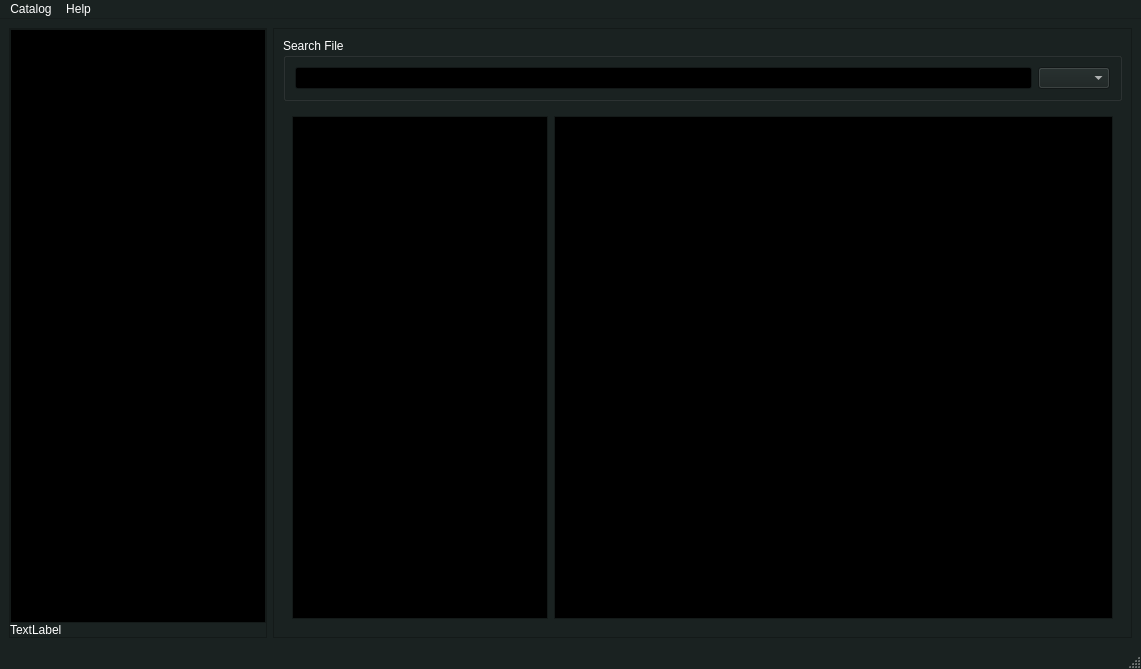
Qt form mainwindow.ui (sinanislekdemir/poorman) before a commit.
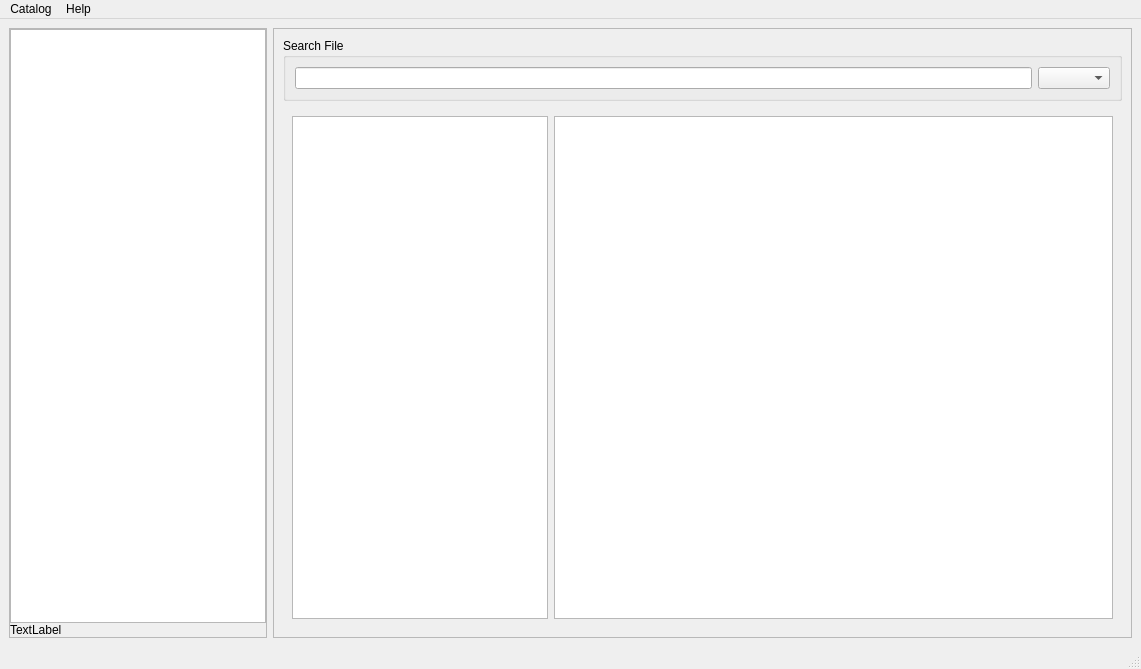
The same form after that commit.

Commit message: Fix DEB package

```diff
--- a/mainwindow.ui
+++ b/mainwindow.ui
@@ -10,448 +10,6 @@
     <height>669</height>
    </rect>
   </property>
-  <property name="palette">
-   <palette>
-    <active>
-     <colorrole role="WindowText">
-      <brush brushstyle="SolidPattern">
-       <color alpha="255">
-        <red>255</red>
-        <green>255</green>
-        <blue>255</blue>
-       </color>
-      </brush>
-     </colorrole>
-     <colorrole role="Button">
-      <brush brushstyle="SolidPattern">
-       <color alpha="255">
-        <red>26</red>
-        <green>34</green>
-        <blue>33</blue>
-       </color>
-      </brush>
-     </colorrole>
-     <colorrole role="Light">
-      <brush brushstyle="SolidPattern">
-       <color alpha="255">
-        <red>40</red>
-        <green>51</green>
-        <blue>50</blue>
-       </color>
-      </brush>
-     </colorrole>
-     <colorrole role="Midlight">
-      <brush brushstyle="SolidPattern">
-       <color alpha="255">
-        <red>33</red>
-        <green>42</green>
-        <blue>41</blue>
-       </color>
-      </brush>
-     </colorrole>
-     <colorrole role="Dark">
-      <brush brushstyle="SolidPattern">
-       <color alpha="255">
-        <red>13</red>
-        <green>17</green>
-        <blue>17</blue>
-       </color>
-      </brush>
-     </colorrole>
-     <colorrole role="Mid">
-      <brush brushstyle="SolidPattern">
-       <color alpha="255">
-        <red>18</red>
-        <green>23</green>
-        <blue>22</blue>
-       </color>
-      </brush>
-     </colorrole>
-     <colorrole role="Text">
-      <brush brushstyle="SolidPattern">
-       <color alpha="255">
-        <red>255</red>
-        <green>255</green>
-        <blue>255</blue>
-       </color>
-      </brush>
-     </colorrole>
-     <colorrole role="BrightText">
-      <brush brushstyle="SolidPattern">
-       <color alpha="255">
-        <red>255</red>
-        <green>255</green>
-        <blue>255</blue>
-       </color>
-      </brush>
-     </colorrole>
-     <colorrole role="ButtonText">
-      <brush brushstyle="SolidPattern">
-       <color alpha="255">
-        <red>255</red>
-        <green>255</green>
-        <blue>255</blue>
-       </color>
-      </brush>
-     </colorrole>
-     <colorrole role="Base">
-      <brush brushstyle="SolidPattern">
-       <color alpha="255">
-        <red>0</red>
-        <green>0</green>
-        <blue>0</blue>
-       </color>
-      </brush>
-     </colorrole>
-     <colorrole role="Window">
-      <brush brushstyle="SolidPattern">
-       <color alpha="255">
-        <red>26</red>
-        <green>34</green>
-        <blue>33</blue>
-       </color>
-      </brush>
-     </colorrole>
-     <colorrole role="Shadow">
-      <brush brushstyle="SolidPattern">
-       <color alpha="255">
-        <red>0</red>
-        <green>0</green>
-        <blue>0</blue>
-       </color>
-      </brush>
-     </colorrole>
-     <colorrole role="AlternateBase">
-      <brush brushstyle="SolidPattern">
-       <color alpha="255">
-        <red>13</red>
-        <green>17</green>
-        <blue>16</blue>
-       </color>
-      </brush>
-     </colorrole>
-     <colorrole role="ToolTipBase">
-      <brush brushstyle="SolidPattern">
-       <color alpha="255">
-        <red>255</red>
-        <green>255</green>
-        <blue>220</blue>
-       </color>
-      </brush>
-     </colorrole>
-     <colorrole role="ToolTipText">
-      <brush brushstyle="SolidPattern">
-       <color alpha="255">
-        <red>0</red>
-        <green>0</green>
-        <blue>0</blue>
-       </color>
-      </brush>
-     </colorrole>
-     <colorrole role="PlaceholderText">
-      <brush brushstyle="SolidPattern">
-       <color alpha="128">
-        <red>255</red>
-        <green>255</green>
-        <blue>255</blue>
-       </color>
-      </brush>
-     </colorrole>
-    </active>
-    <inactive>
-     <colorrole role="WindowText">
-      <brush brushstyle="SolidPattern">
-       <color alpha="255">
-        <red>255</red>
-        <green>255</green>
-        <blue>255</blue>
-       </color>
-      </brush>
-     </colorrole>
-     <colorrole role="Button">
-      <brush brushstyle="SolidPattern">
-       <color alpha="255">
-        <red>26</red>
-        <green>34</green>
-        <blue>33</blue>
-       </color>
-      </brush>
-     </colorrole>
-     <colorrole role="Light">
-      <brush brushstyle="SolidPattern">
-       <color alpha="255">
-        <red>40</red>
-        <green>51</green>
-        <blue>50</blue>
-       </color>
-      </brush>
-     </colorrole>
-     <colorrole role="Midlight">
-      <brush brushstyle="SolidPattern">
-       <color alpha="255">
-        <red>33</red>
-        <green>42</green>
-        <blue>41</blue>
-       </color>
-      </brush>
-     </colorrole>
-     <colorrole role="Dark">
-      <brush brushstyle="SolidPattern">
-       <color alpha="255">
-        <red>13</red>
-        <green>17</green>
-        <blue>17</blue>
-       </color>
-      </brush>
-     </colorrole>
-     <colorrole role="Mid">
-      <brush brushstyle="SolidPattern">
-       <color alpha="255">
-        <red>18</red>
-        <green>23</green>
-        <blue>22</blue>
-       </color>
-      </brush>
-     </colorrole>
-     <colorrole role="Text">
-      <brush brushstyle="SolidPattern">
-       <color alpha="255">
-        <red>255</red>
-        <green>255</green>
-        <blue>255</blue>
-       </color>
-      </brush>
-     </colorrole>
-     <colorrole role="BrightText">
-      <brush brushstyle="SolidPattern">
-       <color alpha="255">
-        <red>255</red>
-        <green>255</green>
-        <blue>255</blue>
-       </color>
-      </brush>
-     </colorrole>
-     <colorrole role="ButtonText">
-      <brush brushstyle="SolidPattern">
-       <color alpha="255">
-        <red>255</red>
-        <green>255</green>
-        <blue>255</blue>
-       </color>
-      </brush>
-     </colorrole>
-     <colorrole role="Base">
-      <brush brushstyle="SolidPattern">
-       <color alpha="255">
-        <red>0</red>
-        <green>0</green>
-        <blue>0</blue>
-       </color>
-      </brush>
-     </colorrole>
-     <colorrole role="Window">
-      <brush brushstyle="SolidPattern">
-       <color alpha="255">
-        <red>26</red>
-        <green>34</green>
-        <blue>33</blue>
-       </color>
-      </brush>
-     </colorrole>
-     <colorrole role="Shadow">
-      <brush brushstyle="SolidPattern">
-       <color alpha="255">
-        <red>0</red>
-        <green>0</green>
-        <blue>0</blue>
-       </color>
-      </brush>
-     </colorrole>
-     <colorrole role="AlternateBase">
-      <brush brushstyle="SolidPattern">
-       <color alpha="255">
-        <red>13</red>
-        <green>17</green>
-        <blue>16</blue>
-       </color>
-      </brush>
-     </colorrole>
-     <colorrole role="ToolTipBase">
-      <brush brushstyle="SolidPattern">
-       <color alpha="255">
-        <red>255</red>
-        <green>255</green>
-        <blue>220</blue>
-       </color>
-      </brush>
-     </colorrole>
-     <colorrole role="ToolTipText">
-      <brush brushstyle="SolidPattern">
-       <color alpha="255">
-        <red>0</red>
-        <green>0</green>
-        <blue>0</blue>
-       </color>
-      </brush>
-     </colorrole>
-     <colorrole role="PlaceholderText">
-      <brush brushstyle="SolidPattern">
-       <color alpha="128">
-        <red>255</red>
-        <green>255</green>
-        <blue>255</blue>
-       </color>
-      </brush>
-     </colorrole>
-    </inactive>
-    <disabled>
-     <colorrole role="WindowText">
-      <brush brushstyle="SolidPattern">
-       <color alpha="255">
-        <red>13</red>
-        <green>17</green>
-        <blue>17</blue>
-       </color>
-      </brush>
-     </colorrole>
-     <colorrole role="Button">
-      <brush brushstyle="SolidPattern">
-       <color alpha="255">
-        <red>26</red>
-        <green>34</green>
-        <blue>33</blue>
-       </color>
-      </brush>
-     </colorrole>
-     <colorrole role="Light">
-      <brush brushstyle="SolidPattern">
-       <color alpha="255">
-        <red>40</red>
-        <green>51</green>
-        <blue>50</blue>
-       </color>
-      </brush>
-     </colorrole>
-     <colorrole role="Midlight">
-      <brush brushstyle="SolidPattern">
-       <color alpha="255">
-        <red>33</red>
-        <green>42</green>
-        <blue>41</blue>
-       </color>
-      </brush>
-     </colorrole>
-     <colorrole role="Dark">
-      <brush brushstyle="SolidPattern">
-       <color alpha="255">
-        <red>13</red>
-        <green>17</green>
-        <blue>17</blue>
-       </color>
-      </brush>
-     </colorrole>
-     <colorrole role="Mid">
-      <brush brushstyle="SolidPattern">
-       <color alpha="255">
-        <red>18</red>
-        <green>23</green>
-        <blue>22</blue>
-       </color>
-      </brush>
-     </colorrole>
-     <colorrole role="Text">
-      <brush brushstyle="SolidPattern">
-       <color alpha="255">
-        <red>13</red>
-        <green>17</green>
-        <blue>17</blue>
-       </color>
-      </brush>
-     </colorrole>
-     <colorrole role="BrightText">
-      <brush brushstyle="SolidPattern">
-       <color alpha="255">
-        <red>255</red>
-        <green>255</green>
-        <blue>255</blue>
-       </color>
-      </brush>
-     </colorrole>
-     <colorrole role="ButtonText">
-      <brush brushstyle="SolidPattern">
-       <color alpha="255">
-        <red>13</red>
-        <green>17</green>
-        <blue>17</blue>
-       </color>
-      </brush>
-     </colorrole>
-     <colorrole role="Base">
-      <brush brushstyle="SolidPattern">
-       <color alpha="255">
-        <red>26</red>
-        <green>34</green>
-        <blue>33</blue>
-       </color>
-      </brush>
-     </colorrole>
-     <colorrole role="Window">
-      <brush brushstyle="SolidPattern">
-       <color alpha="255">
-        <red>26</red>
-        <green>34</green>
-        <blue>33</blue>
-       </color>
-      </brush>
-     </colorrole>
-     <colorrole role="Shadow">
-      <brush brushstyle="SolidPattern">
-       <color alpha="255">
-        <red>0</red>
-        <green>0</green>
-        <blue>0</blue>
-       </color>
-      </brush>
-     </colorrole>
-     <colorrole role="AlternateBase">
-      <brush brushstyle="SolidPattern">
-       <color alpha="255">
-        <red>26</red>
-        <green>34</green>
-        <blue>33</blue>
-       </color>
-      </brush>
-     </colorrole>
-     <colorrole role="ToolTipBase">
-      <brush brushstyle="SolidPattern">
-       <color alpha="255">
-        <red>255</red>
-        <green>255</green>
-        <blue>220</blue>
-       </color>
-      </brush>
-     </colorrole>
-     <colorrole role="ToolTipText">
-      <brush brushstyle="SolidPattern">
-       <color alpha="255">
-        <red>0</red>
-        <green>0</green>
-        <blue>0</blue>
-       </color>
-      </brush>
-     </colorrole>
-     <colorrole role="PlaceholderText">
-      <brush brushstyle="SolidPattern">
-       <color alpha="128">
-        <red>255</red>
-        <green>255</green>
-        <blue>255</blue>
-       </color>
-      </brush>
-     </colorrole>
-    </disabled>
-   </palette>
-  </property>
   <property name="windowTitle">
    <string>Poor man's catalog</string>
   </property>
```
The commit also changes 2 other files.
